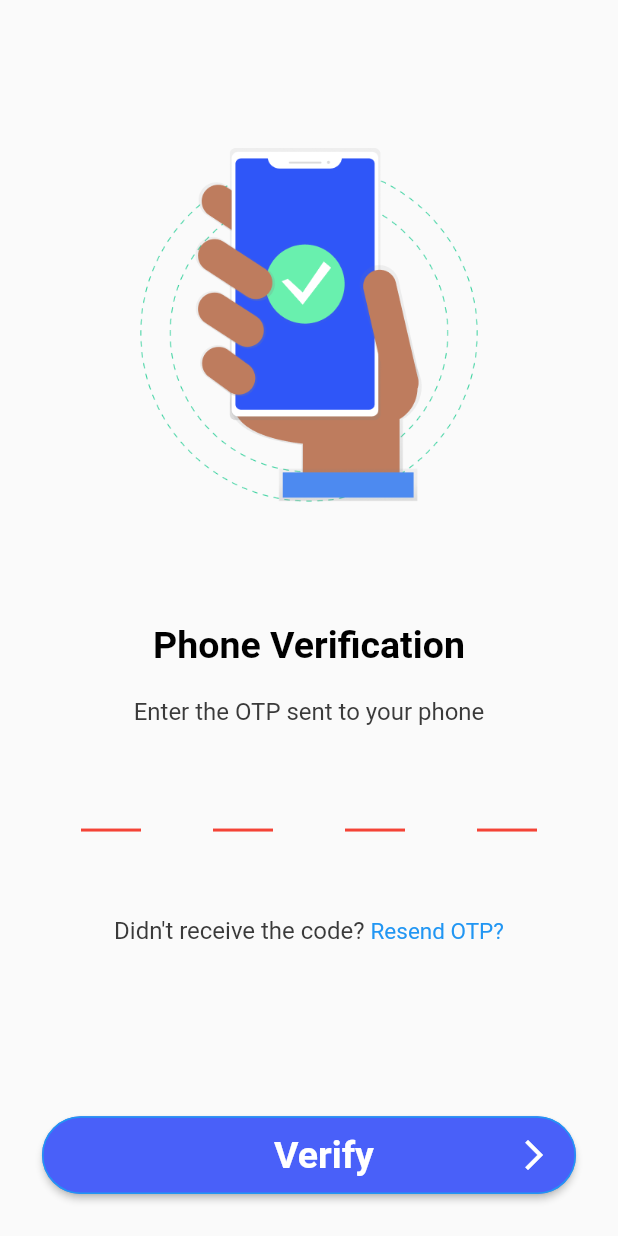
After one commit to Teewhydot/one_go_appp, a Flutter app: the PhoneVerificationScreen screen opened by its route, on a phone screen of 412 x 824 dp. The commit adds this screen. Run offline on Flutter 3.47's test engine with Material 2 defaults, Android fonts, the phone set to English and light mode, and no system bars; drawn by our look-alikes of pin_code_fields; our stand-ins replace dropdown_button2, flutter_screenutil, form_field_validator, google_maps_flutter, location, page_transition.

Commit message:
Optimizations for responsiveness

```diff
--- a/lib/custom_widgets/validators.dart
+++ b/lib/custom_widgets/validators.dart
@@ -32,3 +32,17 @@ final addressValidator = MultiValidator([
   MinLengthValidator(2, errorText: 'Address is too short'),
   MaxLengthValidator(500, errorText: 'Address cannot be more than 500 characters')
 ]);
+
+final phoneValidator = MultiValidator([
+  RequiredValidator(errorText: 'Phone number is required'),
+  MinLengthValidator(10, errorText: 'Phone number is too short'),
+  MaxLengthValidator(10, errorText: 'Phone number is too long'),
+  PatternValidator(r'^[0-9]*$', errorText: 'Phone number must be digits only')
+]);
+
+final pinValidator = MultiValidator([
+  RequiredValidator(errorText: 'Pin code is required'),
+  MinLengthValidator(4, errorText: 'Pin code is too short'),
+  MaxLengthValidator(4, errorText: 'Pin code is too long'),
+  PatternValidator(r'^[0-9]*$', errorText: 'Pin code must be digits only')
+]);
--- a/lib/views/forgot_password_step_two.dart
+++ b/lib/views/forgot_password_step_two.dart
@@ -21,7 +21,7 @@ class _ForgotPasswordStepTwoState extends State<ForgotPasswordStepTwo> {
     return Scaffold(
       body: Column(
         children: [
-          Image.asset(Assets.figmaPngsChangePassword),
+          Image.asset(Assets.figmaPngsForgotPasswordTwo),
           Expanded(
               flex: 2,
               child: Padding(
--- /dev/null
+++ b/lib/views/phone_verfication_screen.dart
@@ -0,0 +1,123 @@
+import 'package:flutter/gestures.dart';
+import 'package:flutter/material.dart';
+import 'package:flutter_screenutil/flutter_screenutil.dart';
+import 'package:one_go_app/custom_widgets/constants.dart';
+import 'package:one_go_app/custom_widgets/reusable_button.dart';
+import 'package:one_go_app/custom_widgets/validators.dart';
+import 'package:one_go_app/generated/assets.dart';
+import 'package:one_go_app/views/forgot_password_screen.dart';
+import 'package:page_transition/page_transition.dart';
+import 'package:pin_code_fields/pin_code_fields.dart';
+
+class PhoneVerificationScreen extends StatefulWidget {
+  static const String id = 'Phone number verification screen';
+  const PhoneVerificationScreen({Key? key}) : super(key: key);
+
+  @override
+  State<PhoneVerificationScreen> createState() =>
+      _PhoneVerificationScreenState();
+}
+
+class _PhoneVerificationScreenState extends State<PhoneVerificationScreen> {
+  final _formKey = GlobalKey<FormState>();
+  @override
+  Widget build(BuildContext context) {
+    return Scaffold(
+      resizeToAvoidBottomInset: false,
+      body: Column(
+        children: [
+          Expanded(
+            child: Padding(
+              padding: const EdgeInsets.all(8.0),
+              child: Column(
+                mainAxisAlignment: MainAxisAlignment.spaceBetween,
+                children: [
+                  Column(
+                    children: [
+                      addVerticalSpacing(50),
+                      Padding(
+                        padding: const EdgeInsets.all(40.0),
+                        child: Image.asset(
+                          Assets.figmaPngsOtpVerification,
+                          height: 233.h,
+                        ),
+                      ),
+                      addVerticalSpacing(20),
+                      Form(
+                        key: _formKey,
+                        child: Column(
+                          mainAxisAlignment: MainAxisAlignment.spaceAround,
+                          crossAxisAlignment: CrossAxisAlignment.stretch,
+                          children: [
+                            addVerticalSpacing(20),
+                            const Center(
+                              child: Text(
+                                'Phone Verification',
+                                style: boldBlackStyle,
+                              ),
+                            ),
+                            addVerticalSpacing(20),
+                            Center(
+                              child: Text(
+                                'Enter the OTP sent to your phone',
+                                style: normalBlackStyle.copyWith(fontSize: 16),
+                              ),
+                            ),
+                            addVerticalSpacing(20),
+                            Padding(
+                              padding: const EdgeInsets.only(
+                                  left: 46.0, right: 46.0),
+                              child: PinCodeTextField(
+                                  validator: otpValidator,
+                                  appContext: context,
+                                  obscureText: false,
+                                  keyboardType: TextInputType.phone,
+                                  length: 4,
+                                  onChanged: (value) {}),
+                            ),
+                            addVerticalSpacing(40),
+                            Center(
+                              child: RichText(
+                                text: TextSpan(children: <TextSpan>[
+                                  TextSpan(
+                                      text: 'Didn\'t receive the code? ',
+                                      style: normalBlackStyle.copyWith(
+                                          fontSize: 16)),
+                                  TextSpan(
+                                      text: 'Resend OTP?',
+                                      style: linkStyle.copyWith(fontSize: 15),
+                                      recognizer: TapGestureRecognizer()
+                                        ..onTap = () {}),
+                                ]),
+                              ),
+                            ),
+                          ],
+                        ),
+                      ),
+                    ],
+                  ),
+                  Padding(
+                    padding: const EdgeInsets.all(20.0),
+                    child: ReusableButton(
+                        const Text(
+                          'Verify',
+                          style: boldWhiteStyle,
+                        ), () {
+                      if (_formKey.currentState!.validate()) {
+                        Navigator.push(
+                            context,
+                            PageTransition(
+                                child: const ForgotPasswordPage(),
+                                type: PageTransitionType.rightToLeft));
+                      }
+                    }, blueColor),
+                  ),
+                ],
+              ),
+            ),
+          ),
+        ],
+      ),
+    );
+  }
+}
```
Also changed, not shown: lib/main.dart (+6 -1 lines), lib/views/change_ewallet_pin_screen.dart (added, +118 -0 lines), lib/views/mail_verification_screen.dart (+10 -10 lines), lib/views/sign_in_page.dart (+16 -10 lines).
